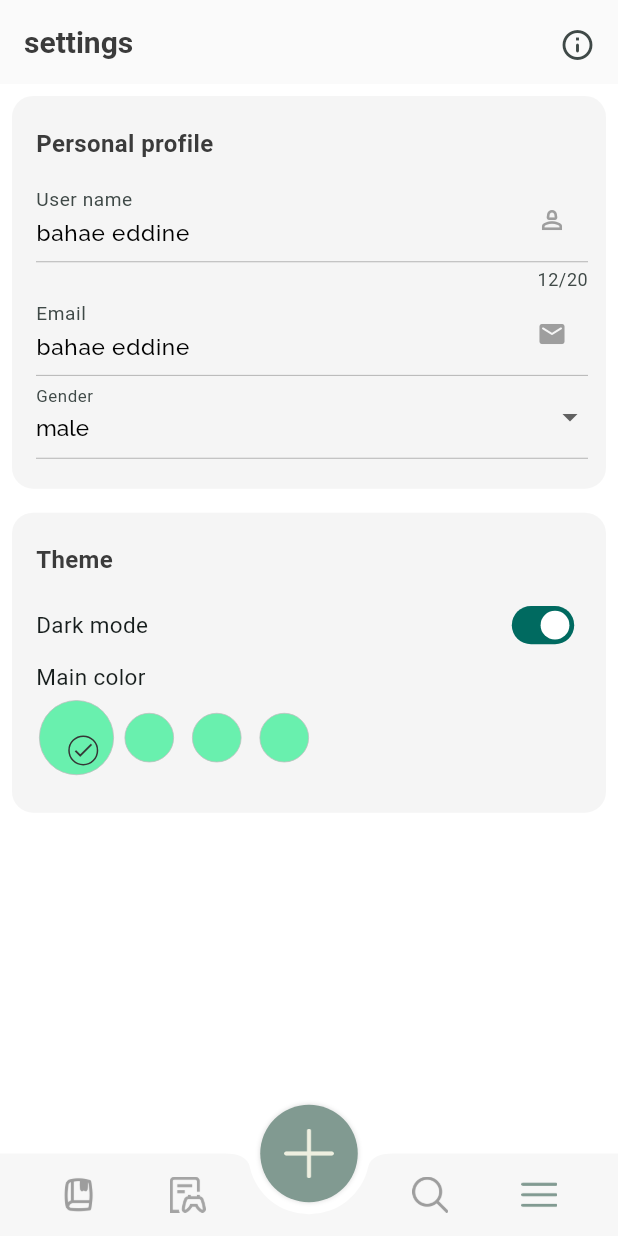
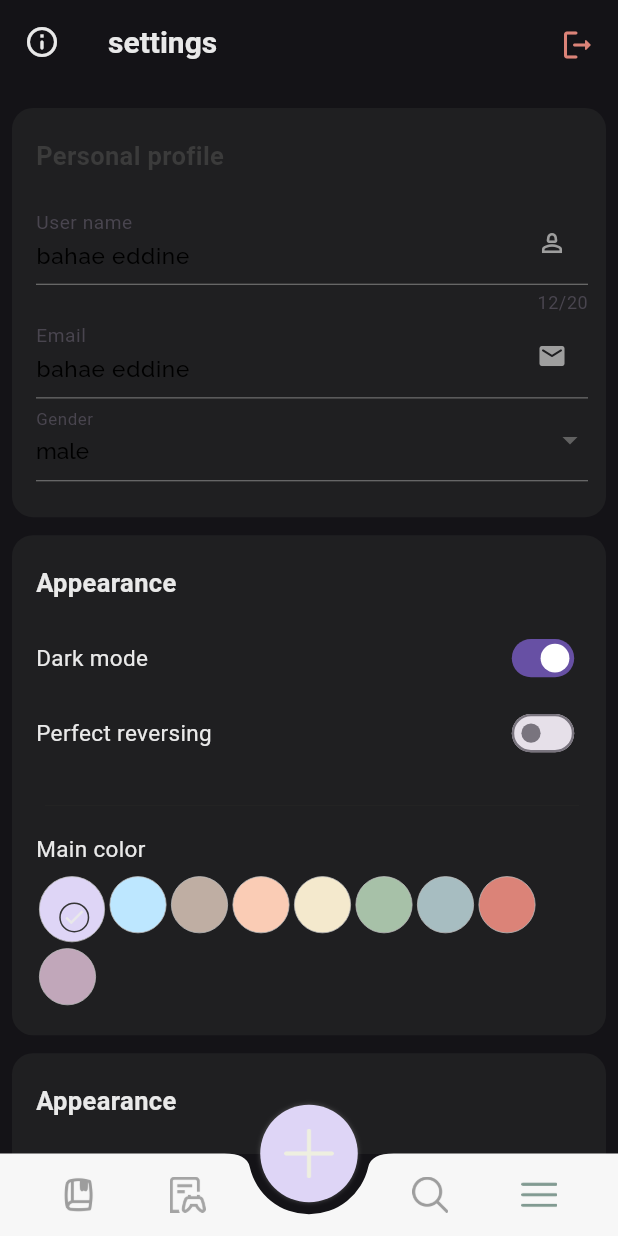
Before and after one commit to Mohamed-chergui/savit, a Flutter app: the screen it shows after launch, item 4 of the bottom bar chosen, on a phone screen of 412 x 824 dp. Run offline on Flutter 3.47's test engine with Material 3 defaults, Android fonts, the phone set to English and light mode, and no system bars; our stand-ins replace dropdown_button2, flutter_slidable, go_router.

Commit message:
ThemeData fixed

```diff
--- /dev/null
+++ b/frontend/lib/Providers/settings_provider.dart
@@ -0,0 +1,64 @@
+import 'package:flutter/cupertino.dart';
+import 'package:flutter/material.dart';
+
+class SettingsProvider with ChangeNotifier{
+
+
+
+// Main Color of the app
+List <Color> mainColorOptions = [const Color.fromARGB(255 ,222,213,246,) , const Color.fromARGB(255 ,189,231,255,), const Color.fromARGB(255 ,191,174,163), const Color.fromARGB(255 ,250,204,181,),const Color.fromARGB(255 ,244,233,205,),const Color.fromARGB(255 ,167,193,168),const Color.fromARGB(255, 167, 189, 193),const Color.fromARGB(255, 219, 131, 120),const Color.fromARGB(255, 193, 167, 186) ] ;
+int mainColorindex = 0 ;
+void setMainColorIndex ( int index ){
+mainColorindex = index;
+notifyListeners() ;
+}
+
+
+
+bool isReversed = false  ;
+bool isDarkMode  = true  ;
+
+void setIsDarkMode ( bool value  ){
+isDarkMode = value ;
+notifyListeners() ;
+}
+void setIsReversed ( bool value ){
+isReversed = value;
+notifyListeners() ;
+}
+
+
+/// Apps Theme
+Color backgroundColor(){
+if (isDarkMode  ) return  const Color.fromARGB(255, 20,19,23) ;
+return const Color.fromARGB(255, 255, 255, 255) ;
+}
+
+
+   Color iconColor (){
+  if(isDarkMode) return  const Color.fromARGB(255, 250, 250, 250) ;
+ return  const Color.fromARGB(255, 37, 37, 37) ;
+
+   }
+
+Color textColor(){
+  if(isDarkMode) return  const Color.fromARGB(255, 233, 233, 233) ;
+ return  const Color.fromARGB(255, 37, 37, 37) ;
+}
+
+Color cardColor () {
+  if (isDarkMode) return const Color.fromARGB(255, 31,31,33) ;
+return  const Color.fromARGB(255, 246, 246, 246);
+}
+
+Color appBarColor (){
+if (  isDarkMode) return const Color.fromARGB(255, 20,19,23 )   ;
+return const Color.fromARGB(255, 250, 250, 250 ) ;
+}
+
+
+
+
+
+
+}
--- a/frontend/lib/main.dart
+++ b/frontend/lib/main.dart
@@ -1,13 +1,18 @@
 import 'package:flutter/material.dart';
+import 'package:flutter/services.dart';
+import 'package:flutter/widgets.dart';
 import 'package:provider/provider.dart';
 import 'package:wordsapp/Providers/collections.dart';
 import 'package:wordsapp/Providers/dataProvide.dart';
+import 'package:wordsapp/Providers/settings_provider.dart';
 import 'package:wordsapp/Providers/wods_provider_logic/words.dart';
 import 'package:wordsapp/Providers/word_provider.dart';
 import 'package:wordsapp/Routers/router.dart';
 
  void main() {
-  runApp(const MyApp());
+  runApp(
+      const MyApp(),
+  );
 }
 
 class MyApp extends StatelessWidget {
@@ -21,17 +26,52 @@ class MyApp extends StatelessWidget {
         ChangeNotifierProvider(create: (_) => Collection()),
         ChangeNotifierProvider(create: (_) => WordsProvider()),
         ChangeNotifierProvider(create: (_) => WordProvider()),
+        ChangeNotifierProvider(create: (_) => SettingsProvider()),
       ],
-      child:  MaterialApp.router(
+
+      child:  Consumer<SettingsProvider>(
+        builder: (context, themeProvider,_) {
+          SystemChrome.setSystemUIOverlayStyle(
+      SystemUiOverlayStyle(
+        statusBarColor: Colors.transparent,
+        statusBarIconBrightness: themeProvider.isDarkMode ? Brightness.light : Brightness.dark,
+        systemNavigationBarColor: themeProvider.isDarkMode ? Colors.black : Colors.white,
+        systemNavigationBarIconBrightness: themeProvider.isDarkMode ? Brightness.light : Brightness.dark,
+      ),
+    );
+          return  MaterialApp.router(
           routerConfig: appRouter,
+          // app Theme
           theme: ThemeData(
-          primaryColor: const Color.fromARGB(255, 74, 103, 135) ,
-          colorScheme: ColorScheme.fromSeed(seedColor: Colors.teal),
+            primaryColor: themeProvider.mainColorOptions[themeProvider.mainColorindex] ,
+            brightness: !themeProvider.isDarkMode ? Brightness.dark : Brightness.light,
+            // Colros.teal for the scheme
             useMaterial3: true,
+            scaffoldBackgroundColor: themeProvider.backgroundColor() ,
+            cardColor: themeProvider.cardColor() ,
+            textTheme:  TextTheme(
+            bodyLarge: TextStyle(color: themeProvider.textColor() , ),
+            bodyMedium: TextStyle(color: themeProvider.textColor() ,),
+            titleLarge: TextStyle(color: themeProvider.textColor() ,  ),
+                    ) ,
+                    appBarTheme:  AppBarTheme(
+                      color: themeProvider.appBarColor() ,
+                      titleTextStyle: TextStyle(
+                        color: themeProvider.textColor()
+                      )
+                    ) ,
+
+                    iconTheme: IconThemeData(
+                      color:  themeProvider.iconColor() ,
+                    )
           ),
           debugShowCheckedModeBanner: false,
           title: 'Wordsapp',
+        ) ;
+        },
+
       ),
+      // end Theme
     );
   }
 }
--- a/frontend/lib/screens/edit_word_page.dart
+++ b/frontend/lib/screens/edit_word_page.dart
@@ -2,7 +2,7 @@
 import 'package:flutter/material.dart';
 import 'package:provider/provider.dart';
 import 'package:wordsapp/Providers/word_provider.dart';
-import 'package:wordsapp/screens/drop_down_for_settings.dart';
+import 'package:wordsapp/widgets/utils/editWordList/drop_down_for_settings.dart';
 import 'package:wordsapp/widgets/utils/editWordList/examples_settings.dart';
 import 'package:wordsapp/widgets/utils/editWordList/synonyms_settings.dart';
 import 'package:wordsapp/widgets/utils/editWordList/tags_settings.dart';
--- a/frontend/lib/screens/homepage.dart
+++ b/frontend/lib/screens/homepage.dart
@@ -1,4 +1,5 @@
 import 'package:flutter/material.dart';
+import 'package:flutter/services.dart';
 import 'package:wordsapp/widgets/homepage/appbar.dart';
 import 'package:wordsapp/widgets/homepage/collections.dart';
 
@@ -14,9 +15,14 @@ class _HomepageState extends State<Homepage> {
 
   @override
   Widget build(BuildContext context) {
-    return const Scaffold(
-      backgroundColor:Color.fromARGB(255, 255, 255, 255),
-      body: SafeArea(
+    final theme = Theme.of(context);
+    return  AnnotatedRegion<SystemUiOverlayStyle>(
+       value:  theme.brightness == Brightness.light
+        ? SystemUiOverlayStyle.light // white text/icons
+        : SystemUiOverlayStyle.dark,
+      child: Scaffold(
+        backgroundColor: theme.scaffoldBackgroundColor,
+        body: const SafeArea(
           child: Stack(
             children: [
               Column(
@@ -42,6 +48,7 @@ class _HomepageState extends State<Homepage> {
             ],
           ),
         ),
+      ),
     );
   }
 }
--- a/frontend/lib/screens/navbar.dart
+++ b/frontend/lib/screens/navbar.dart
@@ -2,6 +2,7 @@ import 'package:flutter/material.dart';
 import 'package:go_router/go_router.dart';
 import 'package:provider/provider.dart';
 import 'package:wordsapp/Providers/collections.dart';
+import 'package:wordsapp/Providers/settings_provider.dart';
 
 
 class Navbar extends StatefulWidget {
@@ -50,6 +51,7 @@ class _NavbarState extends State<Navbar> {
   @override
   Widget build(BuildContext context) {
       final collections = Provider.of<Collection>(context);
+      final settingsProvider = Provider.of<SettingsProvider>(context);
     return Scaffold(
       body: Stack(
         children: [
@@ -147,7 +149,7 @@ offset: collections.isholdFolderMode || collections.isAddFolder? const Offset(0,
             height: 65,
             decoration: BoxDecoration(
               shape: BoxShape.circle,
-              color: const Color.fromARGB(255, 129, 154, 145),
+              color: settingsProvider.mainColorOptions[settingsProvider.mainColorindex],
               boxShadow: [
                 BoxShadow(
                   color: Colors.grey.withOpacity(0.4),
--- a/frontend/lib/screens/search_screen.dart
+++ b/frontend/lib/screens/search_screen.dart
@@ -5,8 +5,9 @@ class SearchScreen extends StatelessWidget {
 
   @override
   Widget build(BuildContext context) {
+    final theme = Theme.of(context);
     return  Scaffold(
-       backgroundColor: const Color.fromARGB(255, 255, 255, 255),
+       backgroundColor: theme.scaffoldBackgroundColor,
       body: SafeArea(child:
       Padding(
         padding: const EdgeInsets.only(top : 12.0),
--- a/frontend/lib/screens/settings_screen.dart
+++ b/frontend/lib/screens/settings_screen.dart
@@ -1,4 +1,6 @@
 import 'package:flutter/material.dart';
+import 'package:provider/provider.dart';
+import 'package:wordsapp/Providers/settings_provider.dart';
 import 'package:wordsapp/widgets/utils/settingsPage/profile_settings.dart';
 import 'package:wordsapp/widgets/utils/settingsPage/theme_settings.dart';
 
@@ -7,18 +9,18 @@ class SettingsScreen extends StatelessWidget {
 
   @override
   Widget build(BuildContext context) {
+    final theme = Theme.of(context);
+     final settingsProvider  = Provider.of<SettingsProvider>(context) ;
     return  Scaffold(
-      backgroundColor: const Color.fromARGB(255, 255, 255, 255),
+      backgroundColor:  theme.scaffoldBackgroundColor,
       appBar: AppBar(
-        backgroundColor:  const Color.fromARGB(255, 250, 250, 250),
         title: const Text('settings '  ,
         style: TextStyle(
                     fontFamily: "roboto" ,
                     fontSize: 20 ,
                     fontWeight: FontWeight.w700 ,
-
-                       color: Color.fromARGB(255, 59, 59, 59),
       ) ,),
+      leading:  Icon(Icons.info_outline_rounded , color:settingsProvider.textColor(),) ,
       actions:  [
        GestureDetector(
         onTap: () {
@@ -26,18 +28,24 @@ class SettingsScreen extends StatelessWidget {
         },
         child :   const Padding(
          padding: EdgeInsets.only( right : 15.0 , top: 4),
-          child: Icon(Icons.info_outline_rounded),
+          child: Icon(Icons.logout_rounded , color: Color.fromARGB(255, 219, 131, 120),),
         ) )
       ],
       ),
       body:  const SafeArea(child:
       SingleChildScrollView(
         scrollDirection: Axis.vertical,
+        child: Padding(
+          padding: EdgeInsets.only(top : 8.0),
           child: Column(
             children: [
               Padding(
                 padding: EdgeInsets.all(8.0),
                 child: ProfileSettings(),
+              ) ,
+              Padding(
+                padding: EdgeInsets.symmetric(vertical: 4.0 , horizontal: 8) ,
+                child: ThemeSettings(),
               ) ,
               Padding(
                 padding: EdgeInsets.all(8.0),
@@ -46,6 +54,7 @@ class SettingsScreen extends StatelessWidget {
 
             ],
           ),
+        ),
       )) ,
     );
   }
--- a/frontend/lib/screens/word_page.dart
+++ b/frontend/lib/screens/word_page.dart
@@ -19,21 +19,19 @@ class _WordPageState extends State<WordPage> {
 
   @override
   Widget build(BuildContext context) {
+    final theme = Theme.of(context);
     final word = Provider.of<WordProvider>(context);
     return  Scaffold(
-      backgroundColor: const Color.fromARGB(255, 255, 255, 255),
+      backgroundColor: theme.scaffoldBackgroundColor,
        appBar: AppBar(
-      backgroundColor:  const Color.fromARGB(255, 250, 250, 250),
       title: const Text('Easy To confuse'  ,
       style: TextStyle(
                     fontFamily: "roboto" ,
                     fontSize: 20 ,
                     fontWeight: FontWeight.w700 ,
-
-                       color: Color.fromARGB(255, 59, 59, 59),
       ) ,),
       leading: IconButton(
-        icon: !word.isEditing ?   const Icon(Icons.arrow_back_ios_new_rounded , color: Color.fromARGB(255, 59, 59, 59) ,) :  const Icon(Icons.close , color: Color.fromARGB(255, 59, 59, 59), size: 28,) ,
+        icon: !word.isEditing ?   const Icon(Icons.arrow_back_ios_new_rounded ,) :  const Icon(Icons.close , color: Color.fromARGB(255, 59, 59, 59), size: 28,) ,
         onPressed: () {
           if (word.isEditing){
             word.toggleEditingMode() ;
--- a/frontend/lib/screens/words.dart
+++ b/frontend/lib/screens/words.dart
@@ -31,15 +31,14 @@ class _WordsState extends State<Words> {
   }
   @override
   Widget build(BuildContext context) {
-
-
+     final theme = Theme.of(context);
     final words  = Provider.of<WordsProvider>(context , listen : true ) ;
     final collections = Provider.of<Collection>(context , listen : true ) ;
     return  GestureDetector(
       onTap: () =>
         bodyClickHandle(collections, words) ,
       child: Scaffold(
-        backgroundColor: const Color.fromARGB(255, 255, 255, 255),
+        backgroundColor: theme.scaffoldBackgroundColor,
           appBar: AppBar(
       title: const Text('Easy To confuse'  ,
       style: TextStyle(
--- a/frontend/lib/widgets/homepage/appbar.dart
+++ b/frontend/lib/widgets/homepage/appbar.dart
@@ -21,7 +21,6 @@ class _AppbarState extends State<Appbar> {
                 fontFamily: "roboto",
                           fontSize: 30 ,
                           fontWeight: FontWeight.w800 ,
-                          color: Color.fromARGB(255, 53, 53, 53),
               ), ),
               Padding(
             padding: EdgeInsets.only(top : 8.0 , left: 8 ),
@@ -29,7 +28,6 @@ class _AppbarState extends State<Appbar> {
               fontFamily: "roboto",
                         fontSize: 20 ,
                         fontWeight: FontWeight.w800 ,
-                        color: Color.fromARGB(255, 53, 53, 53),
             ), ),
           ) ,
             ],
--- a/frontend/lib/widgets/homepage/collections.dart
+++ b/frontend/lib/widgets/homepage/collections.dart
@@ -28,7 +28,6 @@ Widget build(BuildContext context) {
           fontFamily: "roboto",
           fontSize: 21,
           fontWeight: FontWeight.w800,
-          color: Color.fromARGB(255, 53, 53, 53),
         ),
       ),
       const SizedBox(height: 14),
--- a/frontend/lib/widgets/utils/color_card.dart
+++ b/frontend/lib/widgets/utils/color_card.dart
@@ -31,7 +31,7 @@ class ColorCard extends StatelessWidget {
                  decoration :
                  BoxDecoration(
                   shape: BoxShape.circle,
-                  border: Border.all( color: const Color.fromARGB(255, 53, 53, 53))),
+                  border: Border.all( color:  const Color.fromARGB(255, 53, 53, 53))),
                   height: 20,
                   width: 20 ,
                   child: const Center(child: Padding(
--- a/frontend/lib/widgets/utils/settingsPage/profile_settings.dart
+++ b/frontend/lib/widgets/utils/settingsPage/profile_settings.dart
@@ -1,5 +1,5 @@
 import 'package:flutter/material.dart';
-import 'package:wordsapp/screens/drop_down_for_settings.dart';
+import 'package:wordsapp/widgets/utils/editWordList/drop_down_for_settings.dart';
 import 'package:wordsapp/widgets/utils/editWordList/word_details_text_field.dart';
 
 
@@ -8,13 +8,14 @@ class ProfileSettings extends StatelessWidget {
 
   @override
   Widget build(BuildContext context) {
+    final theme = Theme.of(context) ;
     final TextEditingController userName = TextEditingController(text: "bahae eddine");
     return Container(
       decoration: BoxDecoration(
-        color: const Color.fromARGB(255, 245, 245 , 245),
+        color: theme.cardColor,
         borderRadius: BorderRadius.circular(14)),
       child:  Padding(
-        padding: const EdgeInsets.only(top : 12.0 , left : 12 , bottom: 20 ),
+        padding: const EdgeInsets.only(top : 12.0 , left : 12 , bottom: 24 ),
         child: Padding(
           padding: const EdgeInsets.only(top : 8.0 , left: 4 , right: 12 ),
           child: Column(
@@ -22,13 +23,13 @@ class ProfileSettings extends StatelessWidget {
               const Row( children: [
                 Text("Personal profile" ,
                 style: TextStyle( fontFamily: "roboto" ,
-                fontSize: 16 ,
+                fontSize: 17 ,
                 fontWeight: FontWeight.w700 ,
                 color: Color.fromARGB(255, 59, 59, 59),
                                   ) ,),
               ],) ,
               Padding(
-                padding: const EdgeInsets.only(top : 12.0),
+                padding: const EdgeInsets.only(top : 18.0),
                 child: WordDetailsTextField( text: "User name", maxLine: false, controller: userName , maxLength: 20, icon: Icons.person_2_outlined,),
               ) ,
               WordDetailsTextField( text: "Email", maxLine: false, controller: userName, icon: Icons.email_rounded,) ,
--- a/frontend/lib/widgets/utils/settingsPage/theme_settings.dart
+++ b/frontend/lib/widgets/utils/settingsPage/theme_settings.dart
@@ -3,16 +3,18 @@ import 'dart:io';
 import 'package:flutter/cupertino.dart';
 import 'package:flutter/material.dart';
 import 'package:provider/provider.dart';
-import 'package:wordsapp/Providers/collections.dart';
+import 'package:wordsapp/Providers/settings_provider.dart';
 
 class ThemeSettings extends StatelessWidget {
   const ThemeSettings({super.key});
 
   @override
   Widget build(BuildContext context) {
+    final theme = Theme.of(context) ;
+    final settingsProvider = Provider.of<SettingsProvider>(context) ;
     return Container(
       decoration: BoxDecoration(
-        color: const Color.fromARGB(255, 245, 245 , 245),
+        color: theme.cardColor,
         borderRadius: BorderRadius.circular(14)),
       child:   Padding(
         padding: const EdgeInsets.only(top : 12.0 , left : 12 , bottom: 20 ),
@@ -20,16 +22,15 @@ class ThemeSettings extends StatelessWidget {
           padding: const EdgeInsets.only(top : 8.0 , left: 4 , right: 12 ),
           child: Column(
             children: [
-              const Row( children: [
-                Text("Theme" ,
+               const Row( children: [
+                Text("Appearance" ,
                 style: TextStyle( fontFamily: "roboto" ,
-                fontSize: 16 ,
+                fontSize: 17 ,
                 fontWeight: FontWeight.w700 ,
-                color: Color.fromARGB(255, 59, 59, 59),
                                   ) ,),
               ],) ,
               Padding(
-                padding: const EdgeInsets.only(top : 8.0),
+                padding: const EdgeInsets.only(top : 14.0),
                 child: Row(
                   mainAxisAlignment: MainAxisAlignment.spaceBetween,
                   children: [
@@ -41,22 +42,63 @@ class ThemeSettings extends StatelessWidget {
                           scale: 0.8,
                           child: CupertinoSwitch(
                             activeColor: const Color.fromARGB(255, 129, 154, 145),
-                            value: true    ,
+                            value: settingsProvider.isDarkMode    ,
                             onChanged: (value) {
+                               settingsProvider.setIsDarkMode(value) ;
                             },
                           ),
                         )   : Transform.scale(
                           scale: 0.8,
                           child: Switch(
-                            value: true ,
+                            value: settingsProvider.isDarkMode ,
                             onChanged: (value) {
-
+                              settingsProvider.setIsDarkMode(value) ;
                             },
                           ),
                         ) ,
                   ],
                 ),
               ) ,
+                            Padding(
+                padding: const EdgeInsets.only(top : 2.0),
+                child: Row(
+                  mainAxisAlignment: MainAxisAlignment.spaceBetween,
+                  children: [
+                    const Text("Perfect reversing", style: TextStyle(
+                      fontFamily: "roboto" ,
+                      fontSize: 15,
+                    ),),
+                    Platform.isIOS ? Transform.scale(
+                          scale: 0.8,
+                          child: CupertinoSwitch(
+                            activeColor: const Color.fromARGB(255, 129, 154, 145),
+                            value:    settingsProvider.isReversed  ,
+                            onChanged: (value) {
+                              settingsProvider.setIsReversed(value) ;
+                            },
+                          ),
+                        )   : Transform.scale(
+                          scale: 0.8,
+                          child: Switch(
+                            value: settingsProvider.isReversed  ,
+                            onChanged: (value) {
+                               settingsProvider.setIsReversed(value) ;
+                            },
+                          ),
+                        ) ,
+                  ],
+                ),
+              ) ,
+               Padding(
+                 padding: const EdgeInsets.only(top : 24.0 , bottom: 18 , left: 6, right: 6),
+                 child: Container(
+                  width: double.infinity,
+                  height: 0.4,
+                  decoration: const BoxDecoration(
+                    color: Color.fromARGB(255, 37, 37, 37)
+                  ),
+                               ),
+               ) ,
                Column(
                 crossAxisAlignment: CrossAxisAlignment.start,
                 children: [
@@ -68,25 +110,27 @@ class ThemeSettings extends StatelessWidget {
                         ),) ,
 
                   ],),
-                  SizedBox(
-      height: 60,
-      child: ListView.builder(
-        itemCount: 4 ,
-        itemBuilder: (context, index) {
-           return Row(
-          children: [
-           GestureDetector
-           (
-            onTap: () {
-            },
-
-            child: ColorCard(cardColor: Colors.greenAccent, index: index,))
-        ],) ;
-        },
-        scrollDirection: Axis.horizontal,
-      ),
-    ) ,
-
+                    Padding(
+                      padding: const EdgeInsets.only(top : 8.0),
+                      child: SizedBox(
+                        child: Wrap(
+                          direction: Axis.horizontal,
+                          spacing: 1,
+                          runSpacing: 4,
+                          children: List.generate(settingsProvider.mainColorOptions.length, (index) {
+                            return GestureDetector(
+                              onTap: () {
+                                settingsProvider.setMainColorIndex(index);
+                              },
+                              child: ColorCard(
+                                cardColor: settingsProvider.mainColorOptions[index] ,
+                                index: index,
+                              ),
+                            );
+                          }),
+                        ),
+                      ),
+                    )
 
                 ],
               )
@@ -106,7 +150,7 @@ class ColorCard extends StatelessWidget {
 
   @override
   Widget build(BuildContext context) {
-    final collections = Provider.of<Collection>(context , listen : false ) ;
+    final settingsProvider = Provider.of<SettingsProvider>(context) ;
     return Padding(
       padding: const EdgeInsets.only(left : 2.0),
       child: Container(
@@ -115,9 +159,9 @@ class ColorCard extends StatelessWidget {
           color: cardColor ,
           border: Border.all(color: const Color.fromARGB(255, 190, 190, 190) , width: 0.5)
         ),
-        height: collections.colorPickedIndex == index ?  50 : 33,
-        width:collections.colorPickedIndex == index ?  50 : 43 ,
-        child: AnimatedOpacity  (opacity: collections.colorPickedIndex == index ? 1 : 0  , duration: const Duration(milliseconds: 200),
+        height: settingsProvider.mainColorindex == index ?  44 : 38,
+        width:settingsProvider.mainColorindex == index ?  44 : 38 ,
+        child: AnimatedOpacity  (opacity:  settingsProvider.mainColorindex ==  index ? 1 : 0  , duration: const Duration(milliseconds: 200),
          child:
          Padding(
            padding: const EdgeInsets.only(right : 10.0 ,bottom: 6 ),
@@ -132,9 +176,9 @@ class ColorCard extends StatelessWidget {
                   border: Border.all( color: const Color.fromARGB(255, 53, 53, 53))),
                   height: 20,
                   width: 20 ,
-                  child: const Center(child: Padding(
-                    padding: EdgeInsets.all(.0),
-                    child: Center(child: Icon(Icons.check , color: Color.fromARGB(255, 53, 53, 53), size: 16,) ),
+                  child:  Center(child: Padding(
+                    padding: const EdgeInsets.all(0.0),
+                    child: Center(child: Icon(Icons.check , color: settingsProvider.textColor()  , size: 16,) ),
                   )),
                )
              ],
```
Also changed, not shown: frontend/lib/widgets/utils/editWordList/drop_down_for_settings.dart (renamed from frontend/lib/screens/drop_down_for_settings.dart). Lines whose indentation alone changed are shown as unchanged.
